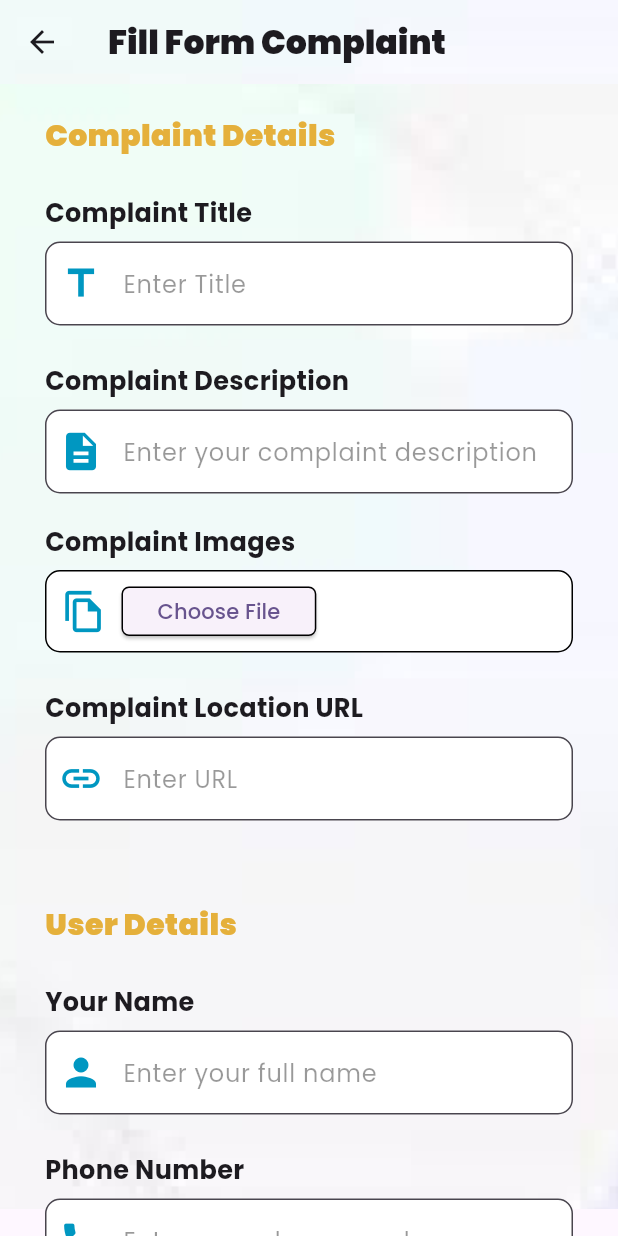
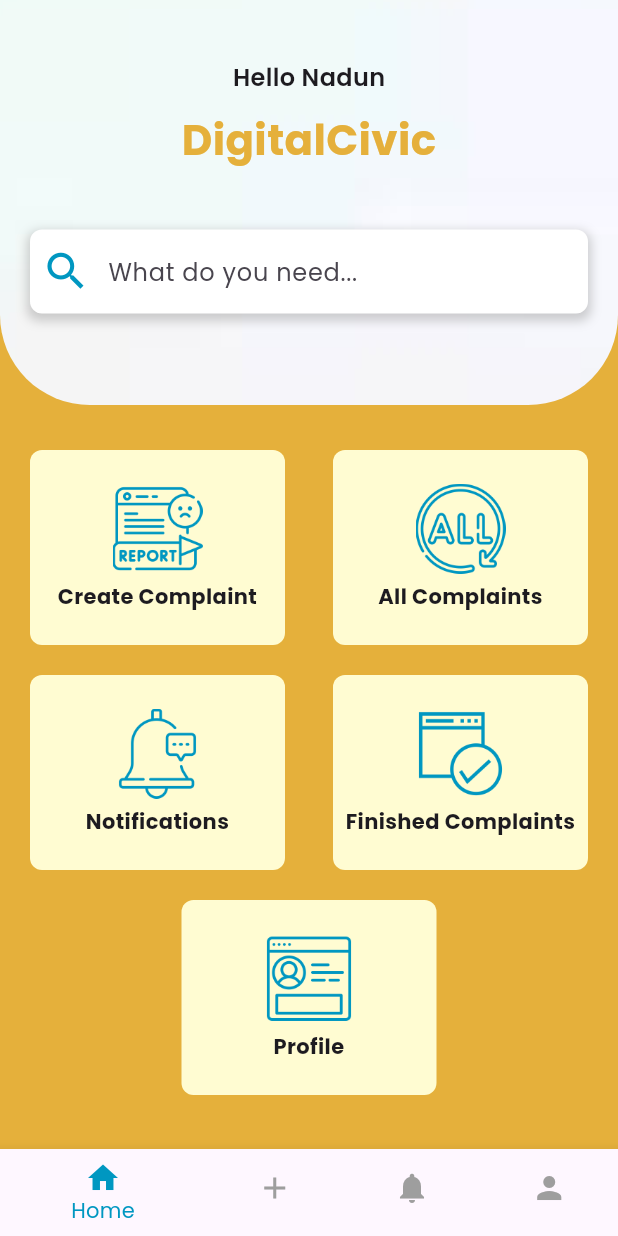
Before and after one commit to nadunidush/Complaint_Management_System_For_Municipal_Services, a Flutter app: the LoginPage screen opened directly, after a tap on "Login", on a phone screen of 412 x 824 dp. Run offline on Flutter 3.47's test engine with Material 3 defaults, Android fonts, the phone set to English and light mode, and no system bars; our stand-ins replace file_picker, google_fonts; network calls fail.

Commit message:
Create 2 pages (HomePage, AllComplaintPage and fix other files bugs)

```diff
--- /dev/null
+++ b/lib/pages/home_page.dart
@@ -0,0 +1,169 @@
+import 'package:complaint_management_system/constant/colors.dart';
+import 'package:complaint_management_system/pages/all_complaints_page.dart';
+import 'package:complaint_management_system/pages/file_form_complaint.dart';
+import 'package:complaint_management_system/pages/notifications.dart';
+import 'package:complaint_management_system/pages/profile.dart';
+import 'package:complaint_management_system/pages/signup_page.dart';
+import 'package:complaint_management_system/widgets/home_catogory_widget.dart';
+import 'package:flutter/material.dart';
+
+class HomePage extends StatefulWidget {
+  const HomePage({super.key});
+
+  @override
+  State<HomePage> createState() => _HomePageState();
+}
+
+class _HomePageState extends State<HomePage> {
+  @override
+  Widget build(BuildContext context) {
+    return Scaffold(
+      body: GestureDetector(
+        onTap: () => FocusScope.of(context).unfocus(),
+        child: SingleChildScrollView(
+          child: Stack(
+            children: [
+              Container(
+                color: mainColor,
+                width: double.infinity,
+                height: MediaQuery.of(context).size.height,
+              ),
+              Container(
+                width: double.infinity,
+                height: 270,
+                decoration: BoxDecoration(
+                  borderRadius: BorderRadius.only(
+                    bottomLeft: Radius.circular(60),
+                    bottomRight: Radius.circular(60),
+                  ),
+                  image: DecorationImage(
+                      image: AssetImage("assets/images/background.png"),
+                      fit: BoxFit.cover),
+                ),
+                child: Column(
+                  children: [
+                    const SizedBox(
+                      height: 40,
+                    ),
+                    // Your name
+                    const Text(
+                      "Hello Nadun",
+                      style: TextStyle(
+                        fontSize: 16,
+                        fontWeight: FontWeight.w600,
+                      ),
+                    ),
+                    const SizedBox(
+                      height: 10,
+                    ),
+
+                    // Logo Name
+                    Text(
+                      "DigitalCivic",
+                      style: TextStyle(
+                        fontSize: 28,
+                        fontWeight: FontWeight.bold,
+                        color: mainColor,
+                      ),
+                    ),
+
+                    const SizedBox(
+                      height: 20,
+                    ),
+                    // Search functionality
+                    Padding(
+                      padding: const EdgeInsets.all(20.0),
+                      child: Container(
+                        decoration: BoxDecoration(
+                          color: Colors.white,
+                          borderRadius: BorderRadius.circular(8.0),
+                          boxShadow: [
+                            BoxShadow(
+                              color: Colors.grey.withOpacity(0.5),
+                              spreadRadius: 2,
+                              blurRadius: 5,
+                              offset: const Offset(0, 3),
+                            ),
+                          ],
+                        ),
+                        child: TextFormField(
+                          decoration: InputDecoration(
+                            hintText: 'What do you need...',
+                            prefixIcon: Icon(
+                              Icons.search,
+                              size: 33,
+                              color: secondaryColor,
+                            ),
+                            border: InputBorder.none,
+                            contentPadding:
+                                const EdgeInsets.symmetric(vertical: 16.0),
+                          ),
+                        ),
+                      ),
+                    ),
+                  ],
+                ),
+              ),
+
+              // Categories
+              Padding(
+                padding: const EdgeInsets.only(top: 300, left: 20, right: 20),
+                child: Column(
+                  crossAxisAlignment: CrossAxisAlignment.start,
+                  children: [
+                    Row(
+                      mainAxisAlignment: MainAxisAlignment.spaceBetween,
+                      children: [
+                        HomeCatogoryWidget(
+                            image: "assets/iconImages/complaint.png",
+                            title: "Create Complaint"),
+                        GestureDetector(
+                          onTap: () {
+                            Navigator.push(
+                              context,
+                              MaterialPageRoute(
+                                builder: (context) => AllComplaintsPage(),
+                              ),
+                            );
+                          },
+                          child: HomeCatogoryWidget(
+                              image: "assets/iconImages/all.png",
+                              title: "All Complaints"),
+                        ),
+                      ],
+                    ),
+                    const SizedBox(
+                      height: 20,
+                    ),
+                    Row(
+                      mainAxisAlignment: MainAxisAlignment.spaceBetween,
+                      children: [
+                        HomeCatogoryWidget(
+                            image: "assets/iconImages/notifications.png",
+                            title: "Notifications"),
+                        HomeCatogoryWidget(
+                            image: "assets/iconImages/complete.png",
+                            title: "Finished Complaints"),
+                      ],
+                    ),
+                    const SizedBox(
+                      height: 20,
+                    ),
+                    Row(
+                      mainAxisAlignment: MainAxisAlignment.center,
+                      children: [
+                        HomeCatogoryWidget(
+                            image: "assets/iconImages/profile.png",
+                            title: "Profile"),
+                      ],
+                    ),
+                  ],
+                ),
+              ),
+            ],
+          ),
+        ),
+      ),
+    );
+  }
+}
--- /dev/null
+++ b/lib/pages/home_screen.dart
@@ -0,0 +1,62 @@
+import 'package:complaint_management_system/constant/colors.dart';
+import 'package:complaint_management_system/pages/file_form_complaint.dart';
+import 'package:complaint_management_system/pages/home_page.dart';
+import 'package:complaint_management_system/pages/notifications.dart';
+import 'package:complaint_management_system/pages/profile.dart';
+import 'package:flutter/material.dart';
+
+class HomeScreen extends StatefulWidget {
+  const HomeScreen({super.key});
+
+  @override
+  State<HomeScreen> createState() => _HomeScreenState();
+}
+
+class _HomeScreenState extends State<HomeScreen> {
+  int _currentIndex = 0;
+
+  // Define the pages for each bottom navigation tab
+  final List<Widget> _pages = [
+    const HomePage(),
+    const FileFormComplaint(),
+    const Notifications(),
+    const Profile(),
+  ];
+
+  void _onTabTapped(int index) {
+    setState(() {
+      _currentIndex = index;
+    });
+  }
+
+  @override
+  Widget build(BuildContext context) {
+    return Scaffold(
+      body: _pages[_currentIndex], // Display the selected page
+      bottomNavigationBar: BottomNavigationBar(
+        currentIndex: _currentIndex,
+        onTap: _onTabTapped,
+        selectedItemColor: secondaryColor, // Set the selected icon color
+        unselectedItemColor: Colors.grey, // Set the unselected icon color
+        items: const [
+          BottomNavigationBarItem(
+            icon: Icon(Icons.home),
+            label: 'Home',
+          ),
+          BottomNavigationBarItem(
+            icon: Icon(Icons.add),
+            label: 'Complaint',
+          ),
+          BottomNavigationBarItem(
+            icon: Icon(Icons.notifications),
+            label: 'Notifications',
+          ),
+          BottomNavigationBarItem(
+            icon: Icon(Icons.person),
+            label: 'Profile',
+          ),
+        ],
+      ),
+    );
+  }
+}
--- a/lib/pages/login_page.dart
+++ b/lib/pages/login_page.dart
@@ -1,4 +1,6 @@
+import 'package:complaint_management_system/pages/all_complaints_page.dart';
 import 'package:complaint_management_system/pages/file_form_complaint.dart';
+import 'package:complaint_management_system/pages/home_screen.dart';
 import 'package:complaint_management_system/widgets/text_form_field.dart';
 import 'package:flutter/gestures.dart';
 import 'package:flutter/material.dart';
@@ -67,7 +69,7 @@ class _LoginPageState extends State<LoginPage> {
                       Navigator.push(
                           context,
                           MaterialPageRoute(
-                              builder: (context) => FileFormComplaint()));
+                              builder: (context) => HomeScreen()));
                     },
                     child: Text(
                       "Login",
--- /dev/null
+++ b/lib/pages/notifications.dart
@@ -0,0 +1,19 @@
+import 'package:flutter/material.dart';
+
+class Notifications extends StatefulWidget {
+  const Notifications({super.key});
+
+  @override
+  State<Notifications> createState() => _NotificationsState();
+}
+
+class _NotificationsState extends State<Notifications> {
+  @override
+  Widget build(BuildContext context) {
+    return Scaffold(
+      body: Center(
+        child: Text("Notifications"),
+      ),
+    );
+  }
+}
--- /dev/null
+++ b/lib/pages/profile.dart
@@ -0,0 +1,19 @@
+import 'package:flutter/material.dart';
+
+class Profile extends StatefulWidget {
+  const Profile({super.key});
+
+  @override
+  State<Profile> createState() => _ProfileState();
+}
+
+class _ProfileState extends State<Profile> {
+  @override
+  Widget build(BuildContext context) {
+    return Scaffold(
+      body: Center(
+        child: Text("Profile"),
+      ),
+    );
+  }
+}
--- /dev/null
+++ b/lib/widgets/home_catogory_widget.dart
@@ -0,0 +1,51 @@
+import 'package:complaint_management_system/constant/colors.dart';
+import 'package:flutter/material.dart';
+
+class HomeCatogoryWidget extends StatefulWidget {
+  final String image;
+  final String title;
+  HomeCatogoryWidget({
+    super.key,
+    required this.image,
+    required this.title,
+  });
+
+  @override
+  State<HomeCatogoryWidget> createState() => _HomeCatogoryWidgetState();
+}
+
+class _HomeCatogoryWidgetState extends State<HomeCatogoryWidget> {
+  @override
+  Widget build(BuildContext context) {
+    return Container(
+      padding: EdgeInsets.all(8),
+      width: 170,
+      height: 130,
+      decoration: BoxDecoration(
+        color: Color(0xffFFFCD2),
+        borderRadius: BorderRadius.circular(8.0),
+      ),
+      child: Column(
+        mainAxisAlignment: MainAxisAlignment.center,
+        children: [
+          Image.asset(
+            "${widget.image}",
+            width: 60,
+            color: secondaryColor,
+          ),
+          SizedBox(
+            height: 5,
+          ),
+          Text(
+            textAlign: TextAlign.center,
+            "${widget.title}",
+            style: TextStyle(
+              fontWeight: FontWeight.bold,
+              fontSize: 14,
+            ),
+          ),
+        ],
+      ),
+    );
+  }
+}
--- a/pubspec.yaml
+++ b/pubspec.yaml
@@ -63,6 +63,7 @@ flutter:
   # To add assets to your application, add an assets section, like this:
   assets:
     - assets/images/
+    - assets/iconImages/
 
   # An image asset can refer to one or more resolution-specific "variants", see
   # https://flutter.dev/to/resolution-aware-images
```
Also changed, not shown: lib/pages/all_complaints_page.dart (added, +46 -0 lines), lib/widgets/all_complaint_widget.dart (added, +184 -0 lines), assets/iconImages/all.png (added), assets/iconImages/complaint.png (added), assets/iconImages/complete.png (added), assets/iconImages/notifications.png (added), assets/iconImages/profile.png (added).
